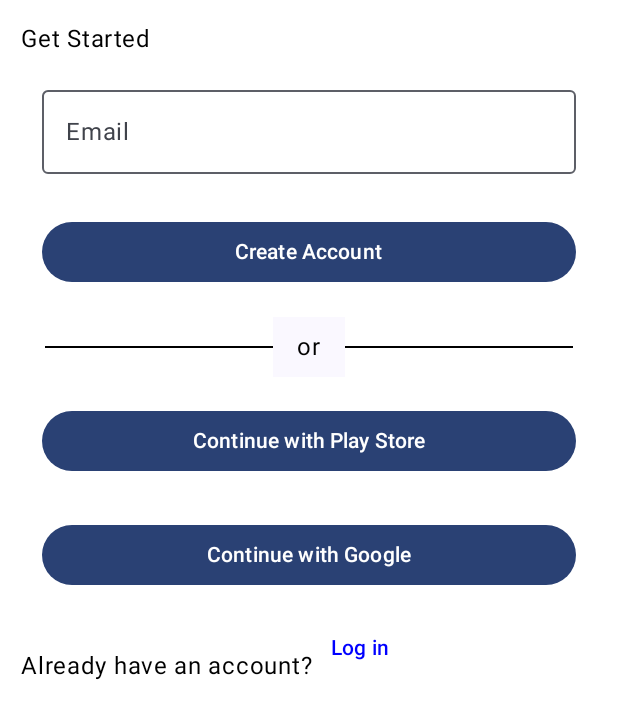
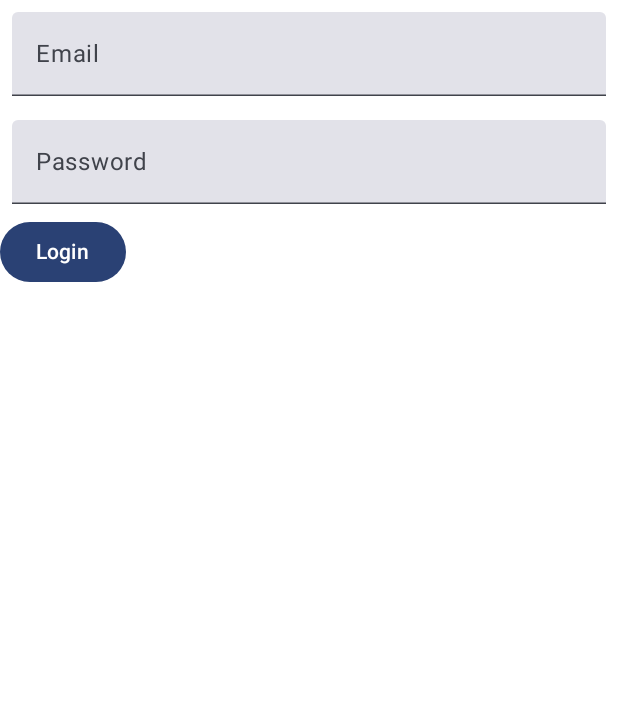
Before and after one commit to Johansogaard/stockApp, an Android app built with Jetpack Compose: the LoginScreen screen opened through its navigation route, after a tap on "Log in", on a phone screen of 412 x 824 dp. Shown: the top 719 px of the screen. Run offline under Robolectric (Android 15) with nearby library versions, the phone set to English and light mode, and no system bars; our stand-ins replace Firebase (no records; nobody signed in at launch, a user with empty details on screens opened directly); 1 statement that could not run was skipped.

Commit message:
added login thats working

```diff
--- a/app/src/main/java/com/example/stockapp/MainNavHost.kt
+++ b/app/src/main/java/com/example/stockapp/MainNavHost.kt
@@ -3,14 +3,13 @@ package com.example.stockapp
 import AuthenticationManager
 import androidx.compose.runtime.Composable
 import androidx.compose.runtime.remember
-import androidx.navigation.NavType
 import androidx.navigation.compose.NavHost
 import androidx.navigation.compose.composable
 import androidx.navigation.compose.rememberNavController
-import androidx.navigation.navArgument
 import com.example.stockapp.screens.IntroScreen
 import com.example.stockapp.screens.LoginScreen
 import com.example.stockapp.screens.PortfolioScreen
+import com.example.stockapp.screens.SignUpScreen
 
 @Composable
 fun MainNavHost() {
@@ -23,20 +22,17 @@ fun MainNavHost() {
           IntroScreen(navController = navController)
 
        }
-        composable(route = Screen.LoginScreen.route){
+        composable(route = Screen.ChoseSignupScreen.route){
             LoginScreen(navController =navController )
         }
-        composable(route = Screen.PortfolioScreen.route + "/{name}",
-            arguments = listOf(
-                navArgument("name")
-                {
-                    type = NavType.StringType
-                    defaultValue = "null"
-                    nullable = true
-                }
-            )
-            ){ entry ->
-          PortfolioScreen(name = entry.arguments?.getString("name"))
+        composable(route = Screen.PortfolioScreen.route){
+            PortfolioScreen(navController =navController,authManager = authManager)
+        }
+        composable(route = Screen.SignUpScreen.route){
+            SignUpScreen(navController =navController,authManager =authManager )
+        }
+        composable(route = Screen.LoginScreen.route){
+            LoginScreen(navController =navController,authManager =authManager )
         }
 
     }
--- a/app/src/main/java/com/example/stockapp/Screen.kt
+++ b/app/src/main/java/com/example/stockapp/Screen.kt
@@ -2,8 +2,10 @@ package com.example.stockapp
 
 sealed class Screen(val route: String) {
     object IntroScreen: Screen("intro_screen")
-    object LoginScreen: Screen("chose_signup_screen")
+    object ChoseSignupScreen: Screen("chose_signup_screen")
     object PortfolioScreen: Screen("portfolio_screen")
+    object SignUpScreen: Screen("signup_screen")
+    object LoginScreen: Screen("login_screen")
 
     fun withArgs(vararg args: String): String{
         return buildString {
--- a/app/src/main/java/com/example/stockapp/screens/chose_signup_screen.kt
+++ b/app/src/main/java/com/example/stockapp/screens/chose_signup_screen.kt
@@ -71,7 +71,7 @@ fun LoginLayOut(navController: NavController)
 
       Button(
          onClick = {
-         navController.navigate(Screen.PortfolioScreen.withArgs(textValue))
+         navController.navigate(Screen.SignUpScreen.route)
          },
          modifier = Modifier
             .fillMaxWidth()
@@ -102,9 +102,9 @@ fun LoginLayOut(navController: NavController)
       ) {
          Text(text = "Continue with Google")
       }
-      Row(modifier = Modifier.fillMaxWidth(), verticalAlignment = Alignment.Bottom) {
-         Text(text = "Already have an account?")
-         TextButton(onClick = { /*TODO*/ }) {
+      Row(modifier = Modifier.fillMaxSize(), verticalAlignment = Alignment.CenterVertically) {
+         Text(text = "Already have an account?",modifier = Modifier.align(Alignment.Bottom))
+         TextButton(onClick = { navController.navigate(Screen.LoginScreen.route) },modifier = Modifier.align(Alignment.Bottom)) {
             Text(text = "Log in", color = Color.Blue)
       }
 
--- a/app/src/main/java/com/example/stockapp/screens/intro_screen.kt
+++ b/app/src/main/java/com/example/stockapp/screens/intro_screen.kt
@@ -10,10 +10,6 @@ import androidx.compose.material3.Button
 import androidx.compose.material3.ButtonDefaults
 import androidx.compose.material3.Text
 import androidx.compose.runtime.Composable
-import androidx.compose.runtime.getValue
-import androidx.compose.runtime.mutableStateOf
-import androidx.compose.runtime.remember
-import androidx.compose.runtime.setValue
 import androidx.compose.ui.Modifier
 import androidx.compose.ui.graphics.Color
 import androidx.compose.ui.res.painterResource
@@ -26,21 +22,15 @@ import com.example.stockapp.Screen
 fun IntroScreen(navController: NavController)
 {
     //val appUiState by appViewModel.uiState.collectAsState()
-    var buttonClicked by remember { mutableStateOf(false) }
+
     Box(modifier = Modifier.fillMaxSize())
     {
-        if(buttonClicked)
-        {
-            navController.navigate(Screen.LoginScreen.route)
-        }
-        else {
-            IntroLayout(onButtonClick = {buttonClicked = true})
-        }
+        IntroLayout(navController = navController)
     }
 
 }
 @Composable
-fun IntroLayout(onButtonClick: () -> Unit)
+fun IntroLayout(navController: NavController)
 {
    Column(modifier = Modifier.fillMaxSize()) {
        Row() {
@@ -50,7 +40,7 @@ fun IntroLayout(onButtonClick: () -> Unit)
        }
        Text(text = "Market Wisdom at your\nFingertips: Tune into Success")
 
-       Button(onClick = {onButtonClick},shape = RoundedCornerShape(50),colors = ButtonDefaults.buttonColors(Color.Blue)) {
+       Button(onClick = {navController.navigate(Screen.ChoseSignupScreen.route)},shape = RoundedCornerShape(50),colors = ButtonDefaults.buttonColors(Color.Blue)) {
            Text(text = "Get Started!")
 
        }
--- /dev/null
+++ b/app/src/main/java/com/example/stockapp/screens/login_screen.kt
@@ -0,0 +1,77 @@
+package com.example.stockapp.screens
+
+import AuthenticationManager
+import androidx.compose.foundation.layout.Box
+import androidx.compose.foundation.layout.Column
+import androidx.compose.foundation.layout.fillMaxSize
+import androidx.compose.foundation.layout.fillMaxWidth
+import androidx.compose.foundation.layout.padding
+import androidx.compose.material3.Button
+import androidx.compose.material3.ExperimentalMaterial3Api
+import androidx.compose.material3.Text
+import androidx.compose.material3.TextField
+import androidx.compose.runtime.Composable
+import androidx.compose.runtime.getValue
+import androidx.compose.runtime.mutableStateOf
+import androidx.compose.runtime.remember
+import androidx.compose.runtime.setValue
+import androidx.compose.ui.Modifier
+import androidx.compose.ui.unit.dp
+import androidx.navigation.NavController
+import com.example.stockapp.Screen
+
+@Composable
+fun LoginScreen(navController: NavController, authManager: AuthenticationManager)
+{
+    //val appUiState by appViewModel.uiState.collectAsState()
+
+    Box(modifier = Modifier.fillMaxSize())
+    {
+        LoginLayout(navController = navController,authManager = AuthenticationManager())
+    }
+
+}
+@OptIn(ExperimentalMaterial3Api::class)
+@Composable
+fun LoginLayout(navController: NavController, authManager: AuthenticationManager)
+{
+    var email by remember { mutableStateOf("") }
+    var password by remember { mutableStateOf("") }
+    Column(modifier = Modifier.fillMaxWidth()) {
+        // Email
+        TextField(
+            value = email,
+            onValueChange = { email = it },
+            label = { Text("Email") },
+            modifier = Modifier
+                .fillMaxWidth()
+                .padding(8.dp)
+        )
+        // Password
+        TextField(
+            value = password,
+            onValueChange = { password = it },
+            label = { Text("Password") },
+            modifier = Modifier
+                .fillMaxWidth()
+                .padding(8.dp)
+        )
+        Button(onClick = {
+            authManager.signIn(email,password)
+            {
+                    isSuccess, errorMessage ->
+                if (isSuccess)
+                {
+                    println("successfull")
+                    navController.navigate(Screen.PortfolioScreen.route)
+                }
+                else{
+                    println("Login failed. Error message: $errorMessage")
+                }
+            }
+         })
+        {
+            Text(text = "Login")
+        }
+    }
+}
--- a/app/src/main/java/com/example/stockapp/screens/portfolio_screen.kt
+++ b/app/src/main/java/com/example/stockapp/screens/portfolio_screen.kt
@@ -1,5 +1,6 @@
 package com.example.stockapp.screens
 
+import AuthenticationManager
 import androidx.compose.foundation.layout.Column
 import androidx.compose.foundation.layout.fillMaxSize
 import androidx.compose.foundation.layout.padding
@@ -7,16 +8,17 @@ import androidx.compose.material3.Text
 import androidx.compose.runtime.Composable
 import androidx.compose.ui.Modifier
 import androidx.compose.ui.unit.dp
+import androidx.navigation.NavController
 
 @Composable
-fun PortfolioScreen(name: String?) {
+fun PortfolioScreen(navController: NavController,authManager: AuthenticationManager) {
     Column(
         modifier = Modifier
             .fillMaxSize()
             .padding(14.dp)
     )
     {
-        Text(text = "Get Started $name")
+        Text(text = "Get Started")
 
     }
 }
```
Also changed, not shown: app/src/main/java/com/example/stockapp/screens/signup_screen.kt (added, +110 -0 lines).
